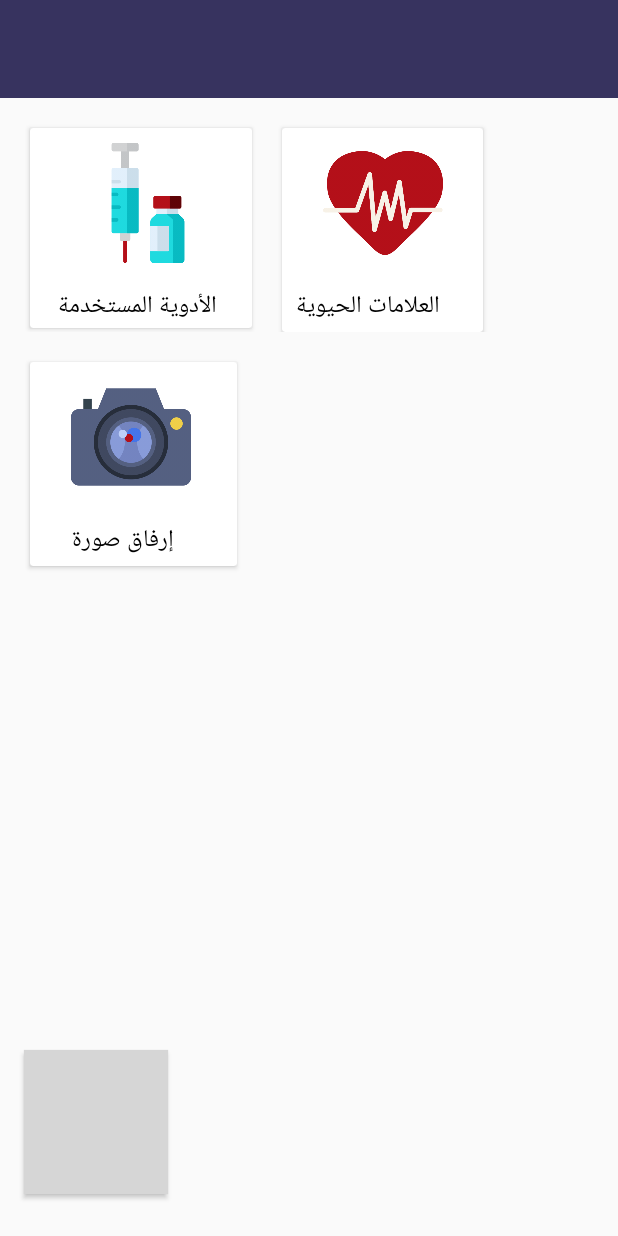
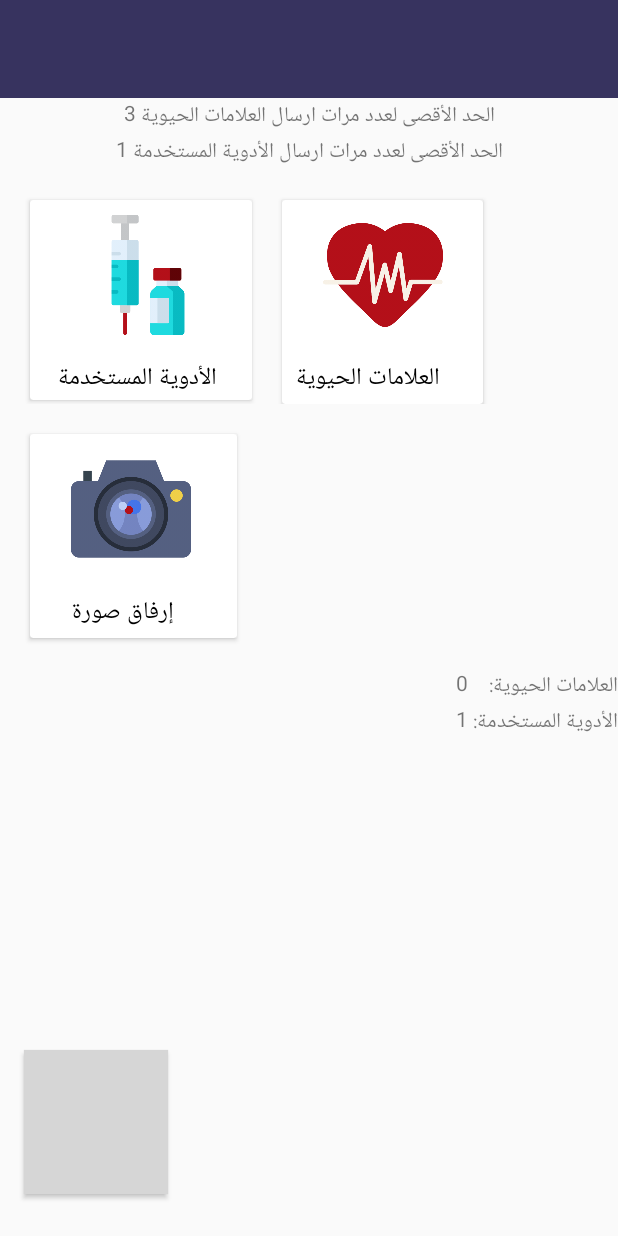
Before and after one commit to paramedicfinal/paramedicfinal, an Android app: the vitalAndDrugs screen opened directly, with no data from a screen before it, on a phone screen of 412 x 824 dp. Run offline under Robolectric (Android 15) with nearby library versions, the light colour scheme and no system bars; grey boxes are pictures that could not be loaded.

Commit message:
paramedic done

```diff
--- a/app/src/main/java/com/example/sarah/paramedicsguide/MapsActivity.java
+++ b/app/src/main/java/com/example/sarah/paramedicsguide/MapsActivity.java
@@ -70,6 +70,7 @@
 
                 Hospital hospital = Ways_find_hospital.hospitalList.get(i);
                 double locationX, locationY;
+
                 locationX = hospital.locationX;
                 locationY = hospital.locationY;
                 LatLng location = new LatLng(locationX, locationY);
--- a/app/src/main/java/com/example/sarah/paramedicsguide/Search.java
+++ b/app/src/main/java/com/example/sarah/paramedicsguide/Search.java
@@ -65,7 +65,8 @@
             @Override
             public void onClick(View view) {
                 int size=Ways_find_hospital.hospitalList.size();
-                if(search_bar.getText().toString().isEmpty()){Toast.makeText(Search.this,"لم تدخل اسم المستشفى بعد !", Toast.LENGTH_SHORT).show();}
+                if(search_bar.getText().toString().isEmpty()){
+                    Toast.makeText(Search.this,"لم تدخل اسم المستشفى بعد !", Toast.LENGTH_SHORT).show();}
 
                 else {
 
--- a/app/src/main/java/com/example/sarah/paramedicsguide/vitalAndDrugs.java
+++ b/app/src/main/java/com/example/sarah/paramedicsguide/vitalAndDrugs.java
@@ -4,21 +4,47 @@
 import android.support.v7.app.AppCompatActivity;
 import android.os.Bundle;
 import android.view.View;
+import android.widget.Button;
+import android.widget.TextView;
 import android.widget.Toast;
 
 
 public class vitalAndDrugs extends AppCompatActivity {
-
+static int count_v=0,count_m=0;
+TextView textView_count_v;
+TextView textView_count_m;
+Button done;
     @Override
     protected void onCreate(Bundle savedInstanceState) {
         super.onCreate(savedInstanceState);
         setContentView(R.layout.activity_vital_and_drugs);
+        String convert_to_string="";
+         textView_count_v=(TextView)findViewById(R.id.textView_count_v) ;
+         convert_to_string+=count_v;
+         textView_count_v.setText(convert_to_string);
+         textView_count_m=(TextView)findViewById(R.id.textView_count_m) ;
+        convert_to_string="";
+        convert_to_string+=count_m;
+        textView_count_m.setText(convert_to_string);
+         done = (Button)findViewById(R.id.button_done);
+         done.setOnClickListener(new View.OnClickListener() {
+             @Override
+             public void onClick(View view) {
+                 finish();
+             }
+         });
+
     }
 
 
     public void tovitalPage(View view) {
+        if(3>count_v){
         Intent in=new Intent(this,sendVs.class);
-        startActivity(in);
+        startActivity(in);}
+        else {
+            Toast.makeText(getApplicationContext(),"لا يمكن ارسال علامات حيويه ",Toast.LENGTH_SHORT).show();
+
+        }
 
     }
 
@@ -27,9 +53,24 @@
 
 
     public void todrugPage(View view) {
+        if(1>count_m){
         Intent in=new Intent(this,drugs_selection.class);
-        startActivity(in);
+        startActivity(in);}
+        else {
+            Toast.makeText(getApplicationContext(),"لقد قمت بارسلت العلامات الحيويه فعلا",Toast.LENGTH_SHORT).show();
 
+        }
+
+    }
+
+    public void finish(){
+        count_v=0;
+        count_m=0;
+        new_case.newCase=null;
+        new_case.patient=null;
+        Toast.makeText(getApplicationContext(),"يتم انهاء الحالة",Toast.LENGTH_SHORT).show();
+        Intent i = new Intent(vitalAndDrugs.this,paramedic_home_page.class);
+        startActivity(i);
     }
     //***********
     @Override
--- a/app/src/main/java/com/example/sarah/paramedicsguide/vitalByManuall.java
+++ b/app/src/main/java/com/example/sarah/paramedicsguide/vitalByManuall.java
@@ -47,6 +47,7 @@
     }
 
     public void buttonSend(View view) {
+        vitalAndDrugs.count_v+=1;
 
         pluseRate=(EditText)findViewById(R.id.idpluseRate);
         pluseRate2=pluseRate.getText().toString();
--- a/app/src/main/res/layout/activity_vital_and_drugs.xml
+++ b/app/src/main/res/layout/activity_vital_and_drugs.xml
@@ -5,13 +5,17 @@
     android:layout_width="match_parent"
     android:layout_height="match_parent"
     tools:context=".vitalAndDrugs">
+
     <LinearLayout
         android:id="@+id/pg2"
         android:layout_width="match_parent"
         android:layout_height="match_parent"
         android:orientation="vertical"
+        app:layout_constraintBottom_toBottomOf="parent"
         app:layout_constraintEnd_toEndOf="parent"
-        app:layout_constraintStart_toStartOf="parent">
+        app:layout_constraintHorizontal_bias="1.0"
+        app:layout_constraintStart_toStartOf="parent"
+        app:layout_constraintTop_toTopOf="parent">
 
         <RelativeLayout
             android:id="@+id/pg2_r_layout"
@@ -27,7 +31,23 @@
                 app:layout_constraintStart_toStartOf="parent"
                 tools:ignore="MissingConstraints"
                 tools:layout_editor_absoluteY="16dp" />
+
         </RelativeLayout>
+
+        <TextView
+            android:id="@+id/textView6"
+            android:layout_width="match_parent"
+            android:layout_height="wrap_content"
+            android:gravity="center"
+            android:text="الحد الأقصى لعدد مرات ارسال العلامات الحيوية 3" />
+
+        <TextView
+            android:id="@+id/textView8"
+            android:layout_width="match_parent"
+            android:layout_height="wrap_content"
+            android:gravity="center"
+            android:text="الحد الأقصى لعدد مرات ارسال الأدوية المستخدمة 1" />
+
         <TableLayout
             android:layout_width="match_parent"
             android:layout_height="wrap_content">
@@ -41,8 +61,8 @@
                     android:layout_width="123dp"
                     android:layout_height="133dp"
                     android:layout_marginLeft="20dp"
+                    android:layout_marginRight="10dp"
                     android:layout_marginTop="20dp"
-                    android:layout_marginRight="10dp"
                     tools:layout_editor_absoluteX="16dp"
                     tools:layout_editor_absoluteY="16dp">
 
@@ -68,9 +88,9 @@
                             android:layout_width="match_parent"
                             android:layout_height="wrap_content"
                             android:layout_gravity="bottom"
+                            android:layout_marginBottom="0dp"
                             android:layout_marginLeft="5dp"
                             android:layout_marginTop="5dp"
-                            android:layout_marginBottom="0dp"
                             android:gravity="center"
                             android:text="الأدوية المستخدمة"
                             android:textColor="#000000"
@@ -83,9 +103,9 @@
                     android:layout_width="134dp"
                     android:layout_height="136dp"
                     android:layout_marginLeft="10dp"
+                    android:layout_marginRight="10dp"
+
                     android:layout_marginTop="20dp"
-
-                    android:layout_marginRight="10dp"
                     tools:layout_editor_absoluteX="16dp"
                     tools:layout_editor_absoluteY="16dp">
 
@@ -112,8 +132,8 @@
                             android:layout_width="match_parent"
                             android:layout_height="wrap_content"
                             android:layout_gravity="bottom"
+                            android:layout_marginBottom="5dp"
                             android:layout_marginTop="5dp"
-                            android:layout_marginBottom="5dp"
                             android:gravity="center"
                             android:text="العلامات الحيوية"
                             android:textColor="#000000"
@@ -157,9 +177,9 @@
                             android:layout_width="match_parent"
                             android:layout_height="wrap_content"
                             android:layout_gravity="bottom"
+                            android:layout_marginBottom="2dp"
                             android:layout_marginLeft="10dp"
                             android:layout_marginTop="5dp"
-                            android:layout_marginBottom="2dp"
                             android:gravity="center"
                             android:text="إرفاق صورة"
                             android:textColor="#000000"
@@ -170,18 +190,64 @@
             </TableRow>
 
         </TableLayout>
+
+        <RelativeLayout
+            android:layout_width="match_parent"
+            android:layout_height="wrap_content"
+            android:gravity="right">
+
+            <TextView
+                android:id="@+id/textView7"
+                android:layout_width="100dp"
+                android:layout_height="wrap_content"
+                android:layout_alignParentEnd="true"
+                android:layout_alignParentRight="true"
+                android:layout_alignParentTop="true"
+                android:text="العلامات الحيوية:" />
+
+            <TextView
+                android:id="@+id/textView_count_v"
+                android:layout_width="match_parent"
+                android:layout_height="wrap_content"
+                android:layout_toLeftOf="@+id/textView7"
+                android:gravity="right"
+                android:text="0" />
+        </RelativeLayout>
+
+        <RelativeLayout
+            android:layout_width="match_parent"
+            android:layout_height="match_parent">
+
+            <TextView
+                android:id="@+id/textView10"
+                android:layout_width="100dp"
+                android:layout_height="wrap_content"
+                android:layout_alignParentRight="true"
+                android:text="الأدوية المستخدمة:" />
+
+            <TextView
+                android:id="@+id/textView_count_m"
+                android:layout_width="match_parent"
+                android:layout_height="wrap_content"
+                android:layout_toLeftOf="@+id/textView10"
+                android:gravity="right"
+                android:text="0" />
+        </RelativeLayout>
+
     </LinearLayout>
+
     <Button
-        android:id="@+id/pg4_1_button"
+        android:id="@+id/button_done"
         android:layout_width="wrap_content"
         android:layout_height="wrap_content"
+        android:layout_marginBottom="28dp"
         android:layout_marginLeft="2dp"
+        android:layout_marginRight="50dp"
         android:layout_marginTop="8dp"
-        android:layout_marginRight="50dp"
-        android:layout_marginBottom="28dp"
         android:background="@drawable/button_shape_color"
 
         android:fontFamily="sans-serif"
+        android:onClick="buttonDone"
         android:text="انهاء الحالة"
         android:textColor="#ffffffff"
         android:textSize="20dp"
@@ -191,7 +257,5 @@
         app:layout_constraintHorizontal_bias="0.054"
         app:layout_constraintStart_toStartOf="parent"
         app:layout_constraintTop_toTopOf="parent"
-        app:layout_constraintVertical_bias="1.0"
-        android:onClick="buttonDone"
-        />
+        app:layout_constraintVertical_bias="1.0" />
 </android.support.constraint.ConstraintLayout>
```
Also changed, not shown: app/src/main/java/com/example/sarah/paramedicsguide/Filtering.java (+314 -20 lines), app/src/main/java/com/example/sarah/paramedicsguide/drugs_selection.java (+2 -13 lines).
